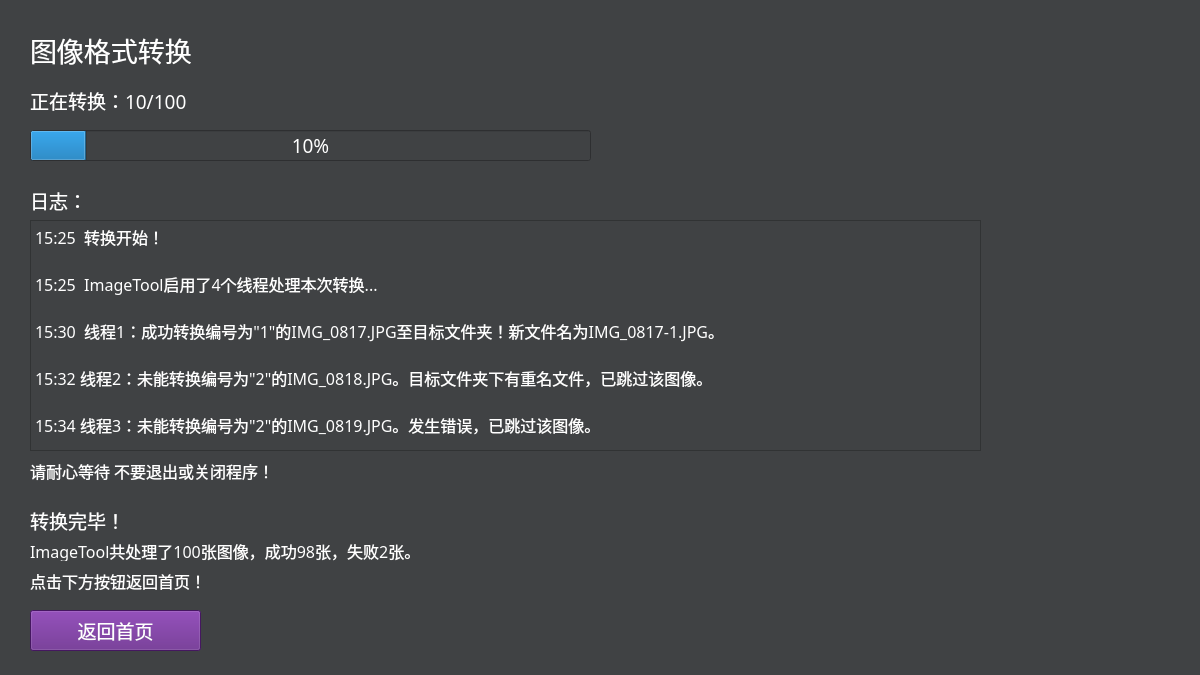
Qt form FormatProcess.ui (liyuxuan2003/ImageTool) before a commit.
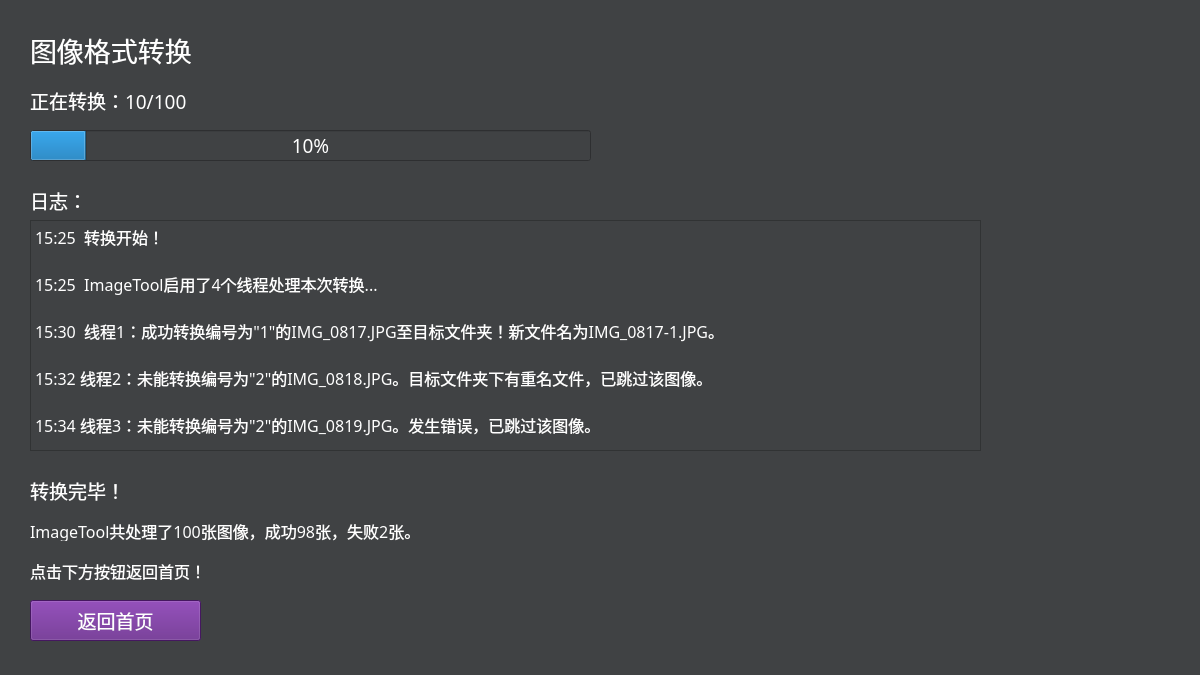
The same form after that commit. Icons and pictures are not drawn.

What changed in the file:
```diff
--- a/FormatProcess.ui
+++ b/FormatProcess.ui
@@ -149,7 +149,7 @@
    <property name="geometry">
     <rect>
      <x>30</x>
-     <y>460</y>
+     <y>480</y>
      <width>380</width>
      <height>21</height>
     </rect>
@@ -157,7 +157,7 @@
    <property name="font">
     <font>
      <family>等线</family>
-     <pointsize>12</pointsize>
+     <pointsize>14</pointsize>
     </font>
    </property>
    <property name="styleSheet">
@@ -171,7 +171,7 @@
    <property name="geometry">
     <rect>
      <x>30</x>
-     <y>500</y>
+     <y>470</y>
      <width>551</width>
      <height>40</height>
     </rect>
@@ -193,7 +193,7 @@
    <property name="geometry">
     <rect>
      <x>30</x>
-     <y>540</y>
+     <y>520</y>
      <width>551</width>
      <height>21</height>
     </rect>
@@ -215,7 +215,7 @@
    <property name="geometry">
     <rect>
      <x>30</x>
-     <y>570</y>
+     <y>560</y>
      <width>551</width>
      <height>21</height>
     </rect>
@@ -237,7 +237,7 @@
    <property name="geometry">
     <rect>
      <x>30</x>
-     <y>610</y>
+     <y>600</y>
      <width>171</width>
      <height>41</height>
     </rect>
```
